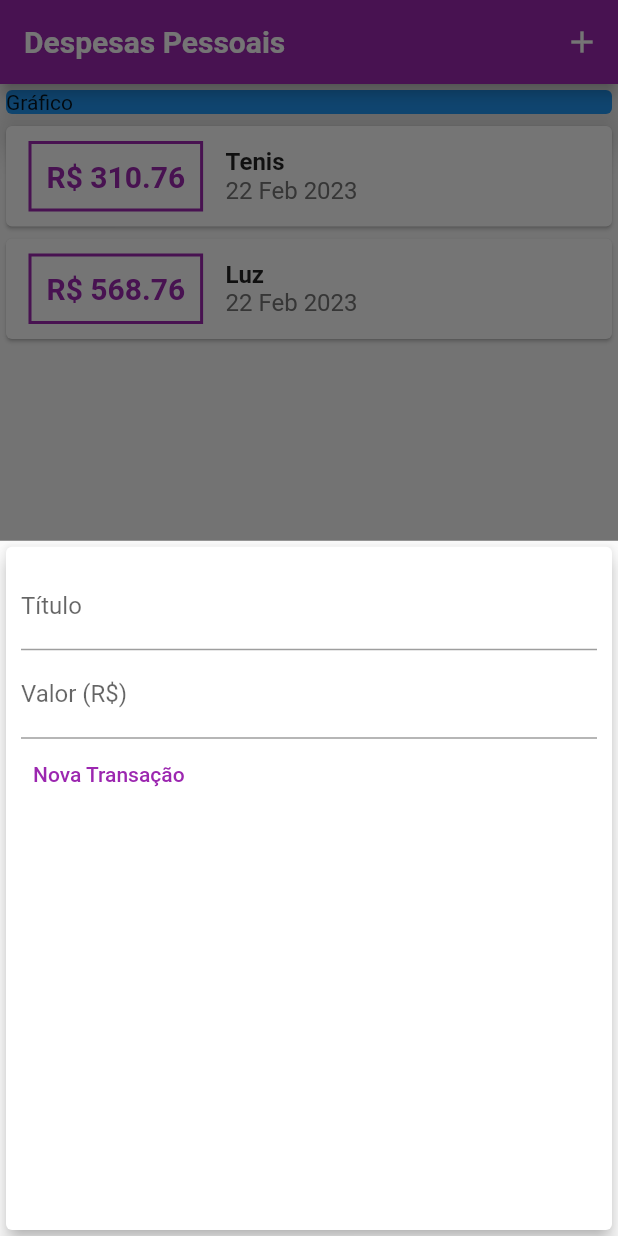
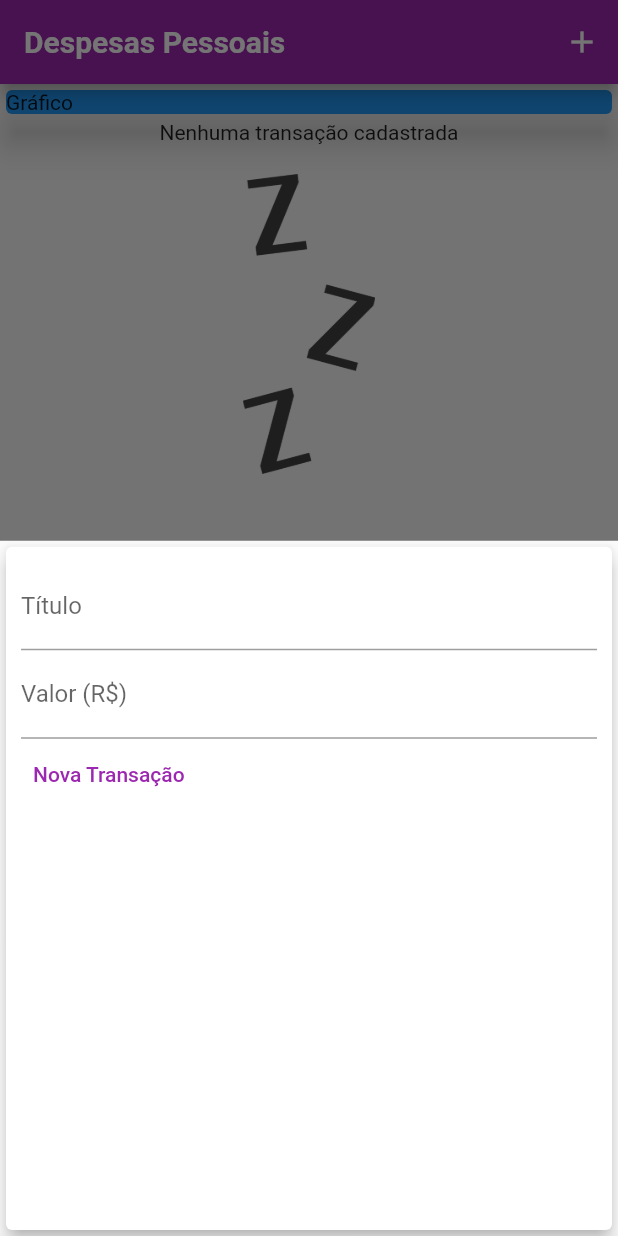
Before and after one commit to johnvitorconstant/flutter-first-app, a Flutter app: the screen it shows after launch, after a tap on the "add" icon, on a phone screen of 412 x 824 dp. Run offline on Flutter 3.47's test engine with Material 2 defaults, Android fonts, the phone set to English and light mode, and no system bars; Roboto replaces fonts that are missing (OpenSans).

Commit message:
Initial commit

```diff
--- a/lib/components/transaction_form.dart
+++ b/lib/components/transaction_form.dart
@@ -17,7 +17,6 @@ class _TransactionFormState extends State<TransactionForm> {
     final title = titleController.text;
     final value = double.tryParse(valueController.text) ?? 0.0;
 
-    widget.onSubmit(title, value);
 
     if (title.isEmpty || value <= 0) {
       return;
--- a/lib/components/transaction_list.dart
+++ b/lib/components/transaction_list.dart
@@ -1,11 +1,8 @@
-
-
 import 'package:expenses/Models/transaction.dart';
 import 'package:flutter/material.dart';
 import 'package:intl/intl.dart';
 
 class TransactionList extends StatelessWidget {
-
   List<Transaction> transactions;
 
   TransactionList(this.transactions);
@@ -14,9 +11,23 @@ TransactionList(this.transactions);
   Widget build(BuildContext context) {
     return Container(
       height: 300,
-      child: ListView.builder(
+      child: transactions.isEmpty
+          ? Column(
+        children: [
+          Text(
+            'Nenhuma transação cadastrada'
+          ),
+          SizedBox(height: 20,),
+          Container(
+            height: 200,
+            child: Image.asset('assets/images/waiting.png',
+            fit: BoxFit.cover,),
+          )
+        ],
+      )
+          : ListView.builder(
               itemCount: transactions.length,
-          itemBuilder: (ctx, index){
+              itemBuilder: (ctx, index) {
                 final tr = transactions[index];
                 return Card(
                   child: Row(
@@ -28,7 +39,7 @@ TransactionList(this.transactions);
                         ),
                         decoration: BoxDecoration(
                             border: Border.all(
-                          color: Colors.purple,
+                          color: Theme.of(context).primaryColor,
                           width: 2,
                         )),
                         padding: EdgeInsets.all(10),
--- a/lib/main.dart
+++ b/lib/main.dart
@@ -17,7 +17,7 @@ class ExpensesApp extends StatelessWidget {
       theme: theme.copyWith(
           colorScheme: theme.colorScheme.copyWith(
             primary: Colors.purple,
-            secondary: Colors.purple,
+            secondary: Colors.amber,
           ),
           textTheme: theme.textTheme.copyWith(
             headline6: TextStyle(
@@ -43,9 +43,9 @@ class MyHomePage extends StatefulWidget {
 }
 
 class _MyHomePageState extends State<MyHomePage> {
-  final _transactions = [
-    Transaction(id: 't1', title: 'Tenis', value: 310.76, date: DateTime.now()),
-    Transaction(id: 't2', title: 'Luz', value: 568.76, date: DateTime.now()),
+  final List<Transaction> _transactions = [
+  // Transaction(id: 't1', title: 'Tenis', value: 310.76, date: DateTime.now()),
+  // Transaction(id: 't2', title: 'Luz', value: 568.76, date: DateTime.now()),
   ];
 
   _addTransaction(String title, double value) {
@@ -53,7 +53,8 @@ class _MyHomePageState extends State<MyHomePage> {
         id: Random().nextDouble().toString(),
         title: title,
         value: value,
-        date: DateTime.now());
+        date: DateTime.now()
+    );
 
     setState(() {
       _transactions.add(newTransaction);
@@ -65,9 +66,10 @@ class _MyHomePageState extends State<MyHomePage> {
   _openTransactionFormModal(BuildContext context) {
     showModalBottomSheet(
         context: context,
-        builder: (__) {
+        builder: (_) {
           return TransactionForm(_addTransaction);
-        });
+        },
+    );
   }
 
   @override
--- a/pubspec.yaml
+++ b/pubspec.yaml
@@ -59,9 +59,9 @@ flutter:
   uses-material-design: true
 
   # To add assets to your application, add an assets section, like this:
-  # assets:
-  #   - images/a_dot_burr.jpeg
-  #   - images/a_dot_ham.jpeg
+  assets:
+    - assets/images/waiting.png
+
 
   # An image asset can refer to one or more resolution-specific "variants", see
   # https://flutter.dev/assets-and-images/#resolution-aware.
```
Also changed, not shown: assets/images/waiting.png (added). Lines whose indentation alone changed are shown as unchanged.
